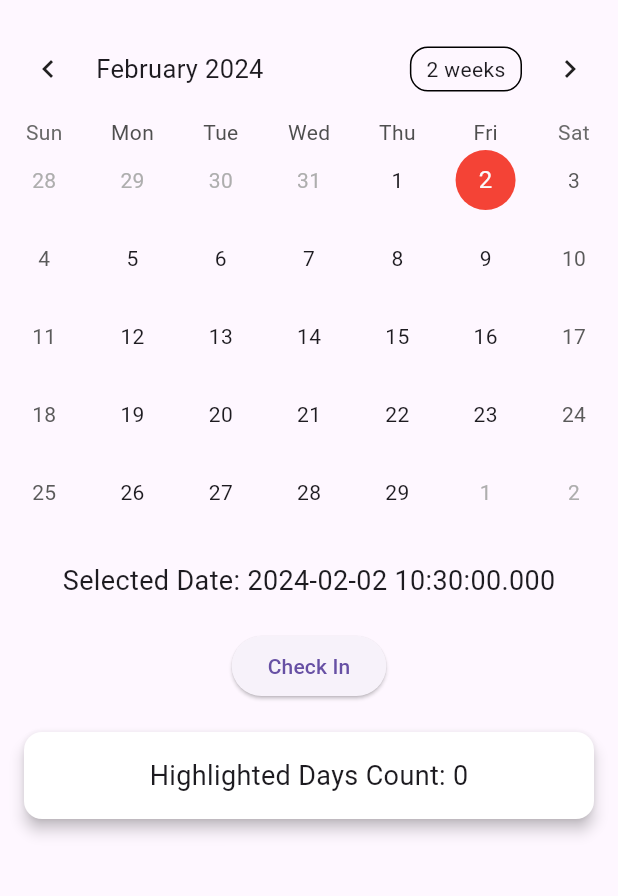
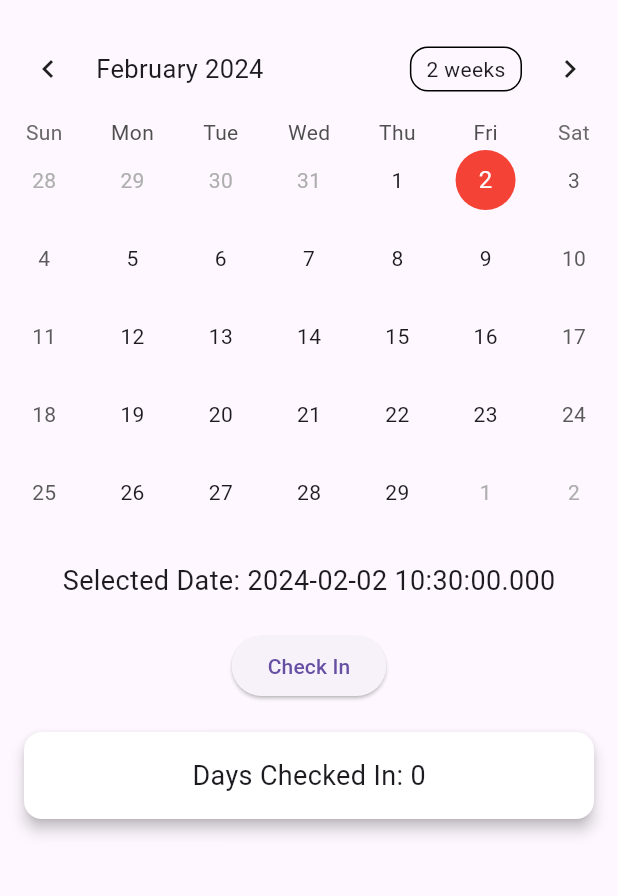
Before and after one commit to wcnjing/Come2Werk, a Flutter app: the AttendanceScreen screen opened directly, on a phone screen of 412 x 824 dp, the part 63-959 px from its top. Run offline on Flutter 3.47's test engine with Material 3 defaults, Android fonts, the phone set to English and light mode, and no system bars; drawn by our look-alikes of table_calendar; our stand-ins replace firebase_auth, firebase_core, flutter_bluetooth_serial, fluttertoast; accounts and stored records are empty.

Commit message:
Edited Days Checked In

```diff
--- a/lib/screens/MyAttendancePage.dart
+++ b/lib/screens/MyAttendancePage.dart
@@ -82,7 +82,7 @@ class _AttendanceScreenState extends State<AttendanceScreen> {
               padding: EdgeInsets.all(16),
               child: Center(
                 child: Text(
-                  'Highlighted Days Count: ${countHighlightedDays()}',
+                  'Days Checked In: ${countHighlightedDays()}',
                   style: TextStyle(fontSize: 18),
                 ),
               ),
```
